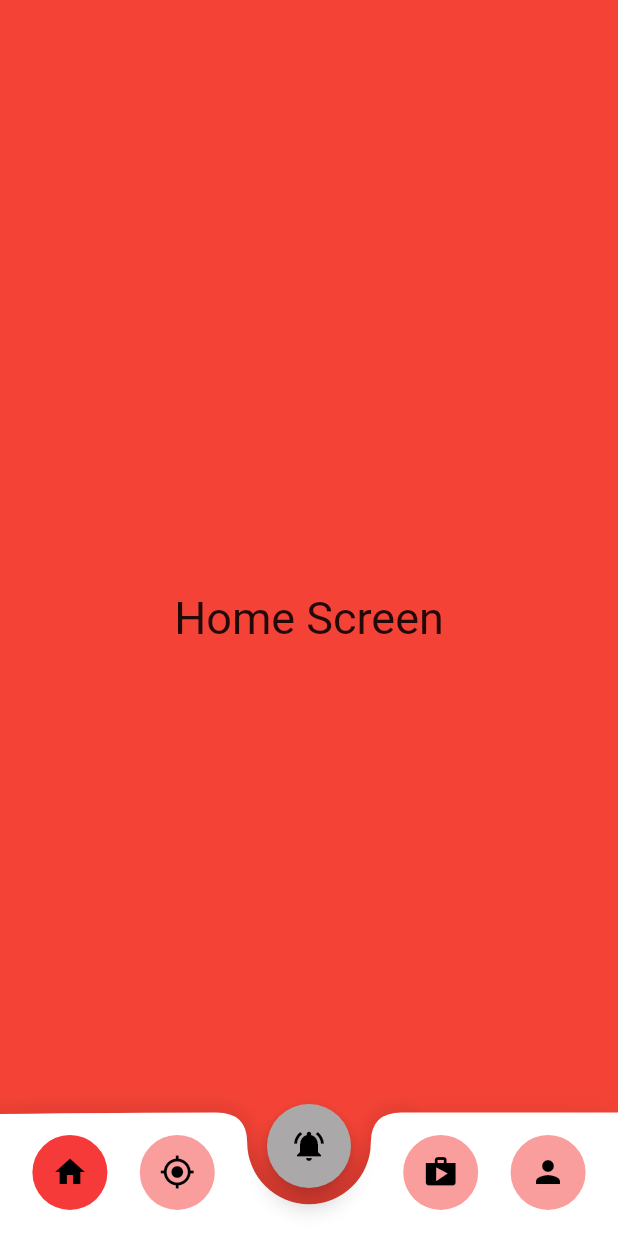
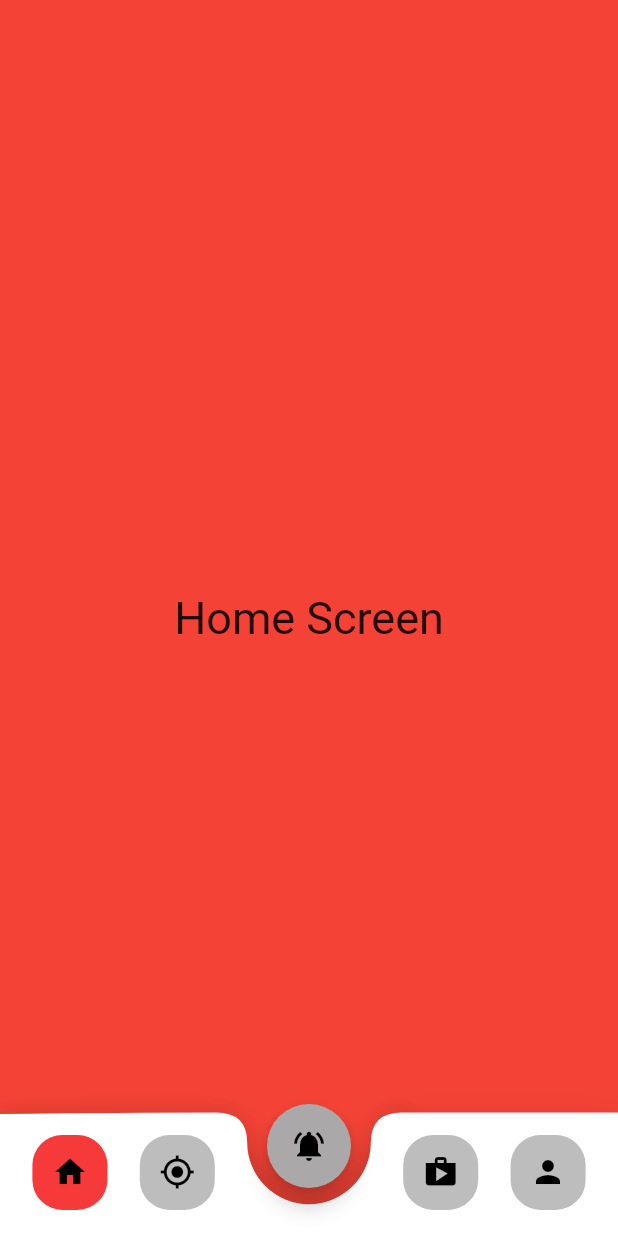
Before and after one commit to ahmednasser74/curved_bottom_navigatiom_an, a Flutter app: the screen it shows after launch, on a phone screen of 412 x 824 dp. Run offline on Flutter 3.47's test engine with Material 2 defaults, Android fonts, the phone set to English and light mode, and no system bars.

Commit message:
ini commit

```diff
--- a/lib/curved_bottom_navigation.dart
+++ b/lib/curved_bottom_navigation.dart
@@ -3,39 +3,39 @@ import 'package:flutter/material.dart';
 import 'painter_bottom_navigation.dart';
 
 // ignore: must_be_immutable
-class CurvedBottomNavigation extends StatefulWidget {
+class CurvedBottomNavigationAN extends StatefulWidget {
   final List<Widget> screenList, buttonWidgetList;
   final Color selectedColor,
       unSelectedColor,
       curvedButtonUnSelectedColor,
       curvedButtonSelectedColor,
-      color;
+      backgroundColor;
   final void Function(int index) currentIndex;
-  final double buttonBorderRadius, buttonWidth, buttonHeight, elevation;
+  final double buttonRadius, buttonWidth, buttonHeight, elevation;
   int initIndex;
 
-  CurvedBottomNavigation({
+  CurvedBottomNavigationAN({
     Key? key,
     required this.screenList,
     required this.currentIndex,
     required this.buttonWidgetList,
     this.selectedColor = Colors.red,
     this.unSelectedColor = Colors.black26,
-    this.color = Colors.white,
+    this.backgroundColor = Colors.white,
     this.initIndex = 0,
     this.curvedButtonUnSelectedColor = Colors.white,
     this.curvedButtonSelectedColor = Colors.red,
-    this.buttonBorderRadius = 10,
+    this.buttonRadius = 10,
     this.buttonWidth = 50,
     this.buttonHeight = 50,
     this.elevation = 0,
   }) : super(key: key);
 
   @override
-  State<CurvedBottomNavigation> createState() => _CurvedBottomNavigationState();
+  State<CurvedBottomNavigationAN> createState() => _CurvedBottomNavigationANState();
 }
 
-class _CurvedBottomNavigationState extends State<CurvedBottomNavigation> {
+class _CurvedBottomNavigationANState extends State<CurvedBottomNavigationAN> {
   Widget selectedScreen(int currentIndex) {
     final screen = Scaffold(body: widget.screenList.elementAt(currentIndex));
     return screen;
@@ -91,7 +91,7 @@ class _CurvedBottomNavigationState extends State<CurvedBottomNavigation> {
                   CustomPaint(
                     size: Size(size.width, 120),
                     painter: PainterCenterBottomNavigation(
-                      color: widget.color,
+                      color: widget.backgroundColor,
                       elevation: widget.elevation,
                     ),
                   ),
@@ -180,7 +180,7 @@ class _CurvedBottomNavigationState extends State<CurvedBottomNavigation> {
         width: widget.buttonWidth,
         decoration: BoxDecoration(
           color: color,
-          borderRadius: BorderRadius.circular(widget.buttonBorderRadius),
+          borderRadius: BorderRadius.circular(widget.buttonRadius),
         ),
         child: icon,
       ),
--- a/lib/main.dart
+++ b/lib/main.dart
@@ -1,9 +1,7 @@
 import 'package:flutter/material.dart';
 import 'curved_bottom_navigation.dart';
 
-void main() {
-  runApp(const MyApp());
-}
+void main() => runApp(const MyApp());
 
 class MyApp extends StatelessWidget {
   const MyApp({Key? key}) : super(key: key);
@@ -12,7 +10,10 @@ class MyApp extends StatelessWidget {
   Widget build(BuildContext context) {
     return MaterialApp(
       title: 'Flutter Demo',
-      theme: ThemeData(primarySwatch: Colors.grey),
+      theme: ThemeData(
+        primarySwatch: Colors.grey,
+        iconTheme: const IconThemeData(color: Colors.black),
+      ),
       home: const ExampleDemo(),
     );
   }
@@ -32,14 +33,14 @@ class _ExampleDemoState extends State<ExampleDemo> {
   @override
   Widget build(BuildContext context) {
     return Scaffold(
-      body: CurvedBottomNavigation(
+      body: CurvedBottomNavigationAN(
         initIndex: initIndex,
-        color: Colors.white,
+        backgroundColor: Colors.white,
         elevation: 4,
-        buttonBorderRadius: 30,
+        buttonRadius: 20,
         selectedColor: const Color(0xfff63939),
-        unSelectedColor: const Color(0xfffa9d9d),
-        curvedButtonSelectedColor: const Color(0xff6969fa),
+        // unSelectedColor: const Color(0xffffffff),
+        // curvedButtonSelectedColor: const Color(0xff69ddfa),
         curvedButtonUnSelectedColor: const Color(0xffaaa8a8),
         // ignore: avoid_print
         currentIndex: (index) => setState(() => initIndex = index),
@@ -51,18 +52,18 @@ class _ExampleDemoState extends State<ExampleDemo> {
           ExampleScreenOne(title: 'Profile', color: Colors.cyanAccent),
         ],
         buttonWidgetList: const [
-          Icon(Icons.home, color: Colors.black),
-          Icon(Icons.my_location, color: Colors.black),
-          Icon(Icons.notifications_active, color: Colors.black),
-          Icon(Icons.shop, color: Colors.black),
-          Icon(Icons.person, color: Colors.black),
+          Icon(Icons.home),
+          Icon(Icons.my_location),
+          Icon(Icons.notifications_active),
+          Icon(Icons.shop),
+          Icon(Icons.person),
         ],
       ),
     );
   }
 }
 
-class ExampleScreenOne extends StatefulWidget {
+class ExampleScreenOne extends StatelessWidget {
   final String title;
   final Color color;
 
@@ -70,28 +71,16 @@ class ExampleScreenOne extends StatefulWidget {
       : super(key: key);
 
   @override
-  State<ExampleScreenOne> createState() => _ExampleScreenOneState();
-}
-
-class _ExampleScreenOneState extends State<ExampleScreenOne> {
-  int counter = 0;
-
-  void increment() {
-    counter++;
-    setState(() {});
-  }
-
-  @override
   Widget build(BuildContext context) {
     return Container(
       padding: const EdgeInsets.all(20),
-      color: widget.color,
+      color: color,
       width: double.infinity,
       height: double.infinity,
       child: Column(
         mainAxisAlignment: MainAxisAlignment.center,
         children: [
-          Text(widget.title + ' Screen', style: const TextStyle(fontSize: 30)),
+          Text(title + ' Screen', style: const TextStyle(fontSize: 30)),
         ],
       ),
     );
```
